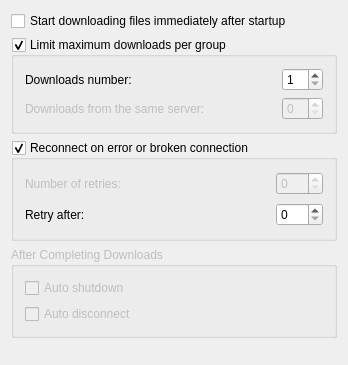
Qt form conf/dlgnetwork.ui (KDE/kget) before a commit.
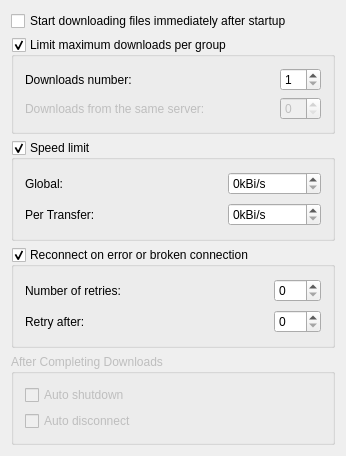
The same form after that commit.

Commit message: add initial speed limit capability. not implemented in any transfer plugin yet. commented and agreed by Urs Wolfer

What changed in the file:
```diff
--- a/conf/dlgnetwork.ui
+++ b/conf/dlgnetwork.ui
@@ -1,6 +1,14 @@
 <ui version="4.0" >
  <class>DlgNetwork</class>
  <widget class="QWidget" name="DlgNetwork" >
+  <property name="geometry" >
+   <rect>
+    <x>0</x>
+    <y>0</y>
+    <width>346</width>
+    <height>429</height>
+   </rect>
+  </property>
   <layout class="QVBoxLayout" >
    <property name="spacing" >
     <number>6</number>
@@ -68,6 +76,77 @@
      </layout>
     </widget>
    </item>
+   <item>
+    <widget class="QGroupBox" name="kcfg_SpeedLimit" >
+     <property name="title" >
+      <string>Speed limit</string>
+     </property>
+     <property name="checkable" >
+      <bool>true</bool>
+     </property>
+     <layout class="QGridLayout" >
+      <item row="1" column="0" >
+       <widget class="QLabel" name="lb_per_transfer" >
+        <property name="text" >
+         <string>Per Transfer:</string>
+        </property>
+       </widget>
+      </item>
+      <item row="0" column="0" >
+       <widget class="QLabel" name="lb_global" >
+        <property name="enabled" >
+         <bool>true</bool>
+        </property>
+        <property name="text" >
+         <string>Global:</string>
+        </property>
+       </widget>
+      </item>
+      <item row="0" column="2" >
+       <widget class="QSpinBox" name="kcfg_GlobalSpeedLimit" >
+        <property name="enabled" >
+         <bool>true</bool>
+        </property>
+        <property name="suffix" >
+         <string>kBi/s</string>
+        </property>
+        <property name="maximum" >
+         <number>100000</number>
+        </property>
+       </widget>
+      </item>
+      <item rowspan="2" row="0" column="1" >
+       <spacer>
+        <property name="orientation" >
+         <enum>Qt::Horizontal</enum>
+        </property>
+        <property name="sizeType" >
+         <enum>QSizePolicy::Expanding</enum>
+        </property>
+        <property name="sizeHint" >
+         <size>
+          <width>115</width>
+          <height>56</height>
+         </size>
+        </property>
+       </spacer>
+      </item>
+      <item row="1" column="2" >
+       <widget class="QSpinBox" name="kcfg_TransferSpeedLimit" >
+        <property name="suffix" >
+         <string>kBi/s</string>
+        </property>
+        <property name="minimum" >
+         <number>0</number>
+        </property>
+        <property name="maximum" >
+         <number>100000</number>
+        </property>
+       </widget>
+      </item>
+     </layout>
+    </widget>
+   </item>
    <item>
     <widget class="QGroupBox" name="kcfg_ReconnectOnBroken" >
      <property name="title" >
@@ -86,9 +165,6 @@
       </item>
       <item row="0" column="0" >
        <widget class="QLabel" name="lb_retries_2" >
-        <property name="enabled" >
-         <bool>false</bool>
-        </property>
         <property name="text" >
          <string>Number of retries:</string>
         </property>
@@ -97,7 +173,7 @@
       <item row="0" column="2" >
        <widget class="QSpinBox" name="kcfg_ReconnectRetries" >
         <property name="enabled" >
-         <bool>false</bool>
+         <bool>true</bool>
         </property>
        </widget>
       </item>
```
The commit also changes 6 other files.
